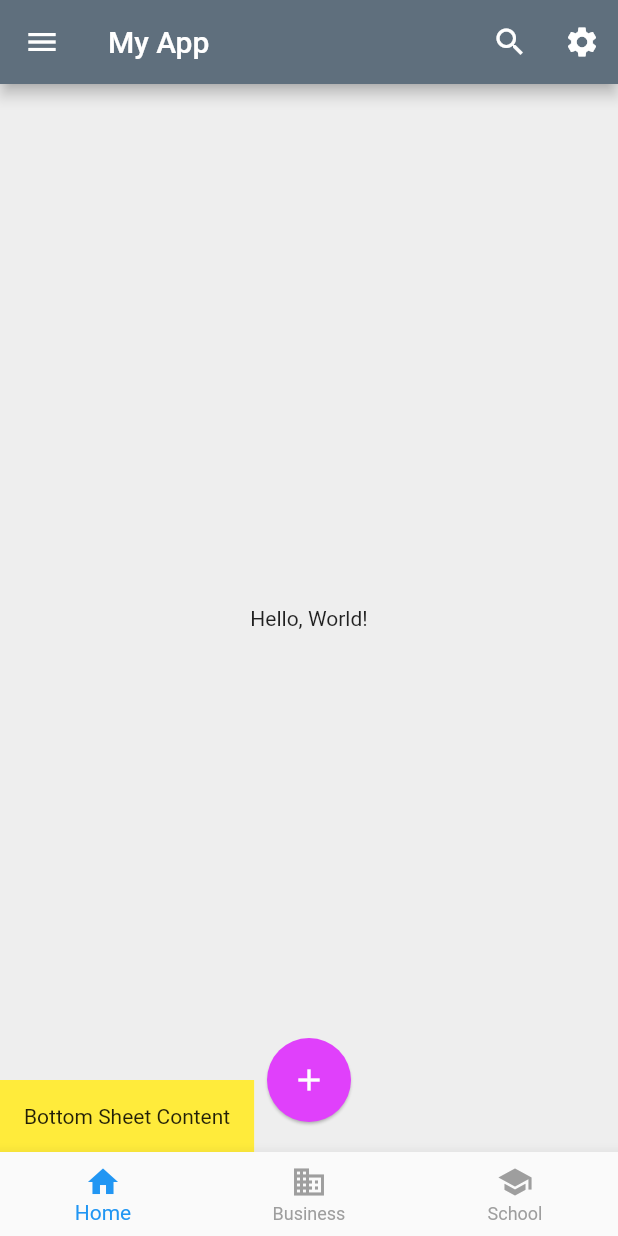
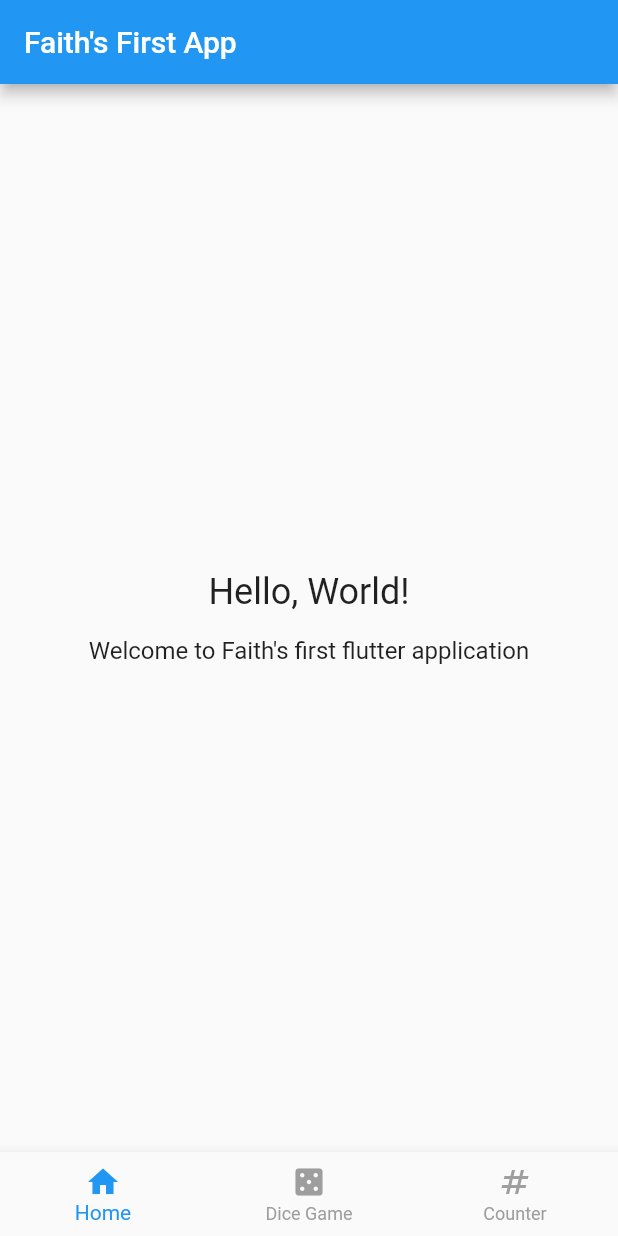
Before and after one commit to faithyeenxin/first-flutter-app, a Flutter app: the screen it shows after launch, on a phone screen of 412 x 824 dp. Run offline on Flutter 3.47's test engine with Material 2 defaults, Android fonts, the phone set to English and light mode, and no system bars.

Commit message:
feat(screens): added screens

```diff
--- a/lib/main.dart
+++ b/lib/main.dart
@@ -1,12 +1,14 @@
+import 'package:first_flutter_app/screens/counter_screen.dart';
+import 'package:first_flutter_app/screens/home_screen.dart';
 import 'package:flutter/material.dart';
-import 'package:first_flutter_app/components/custom_floating_icon_button.dart';
 
 void main() {
   runApp(const MyApp());
 }
 
 class MyApp extends StatelessWidget {
-  const MyApp({super.key});
+  const MyApp({Key? key}) : super(key: key);
+
   @override
   Widget build(BuildContext context) {
     return const MaterialApp(
@@ -15,79 +17,45 @@ class MyApp extends StatelessWidget {
   }
 }
 
-class MyHomePage extends StatelessWidget {
-  const MyHomePage({super.key});
+class MyHomePage extends StatefulWidget {
+  const MyHomePage({Key? key}) : super(key: key);
+
+  @override
+  _MyHomePageState createState() => _MyHomePageState();
+}
+
+class _MyHomePageState extends State<MyHomePage> {
+  int _currentIndex = 0; // Current index for the BottomNavigationBar
+
   @override
   Widget build(BuildContext context) {
     return Scaffold(
-      appBar: AppBar(
-        title: const Text('My App'),
-        backgroundColor:
-            const Color.fromARGB(255, 95, 111, 125), // Custom app bar color
-        elevation: 4.0, // Elevation of the app bar
-        actions: [
-          IconButton(
-            icon: const Icon(Icons.search),
-            onPressed: () {
-              // Action to perform when search icon is pressed
-            },
-          ),
-          IconButton(
-            icon: const Icon(Icons.settings),
-            onPressed: () {
-              // Action to perform when settings icon is pressed
-            },
-          ),
-        ],
-      ),
-      body: const Center(
-        child: Text('Hello, World!'),
-      ),
-      floatingActionButton: CustomFloatingIconButton(
-        customIcon: const Icon(Icons.add),
-        backgroundColor: Colors.purpleAccent,
-        splashColor: Colors.purple,
-        onPressed: () {
-          print('clicked');
-        },
-      ),
-      // floatingActionButton: FloatingActionButton(
+      // appBar: AppBar(
+      //   title: const Text('My First App'),
+      //   backgroundColor: const Color.fromARGB(255, 95, 111, 125),
+      //   elevation: 4.0,
+      //   actions: [
+      //     IconButton(
+      //       icon: const Icon(Icons.search),
+      //       onPressed: () {},
+      //     ),
+      //     IconButton(
+      //       icon: const Icon(Icons.settings),
+      //       onPressed: () {},
+      //     ),
+      //   ],
+      // ),
+      body:
+          _buildBody(), // Use a method to determine the body based on the current index
+      // floatingActionButton: CustomFloatingIconButton(
+      //   customIcon: const Icon(Icons.add),
+      //   backgroundColor: Colors.purpleAccent,
+      //   splashColor: Colors.purple,
       //   onPressed: () {
-      //     print('"+" clicked!');
-      //     // Action to perform when the FAB is pressed
+      //     print('clicked');
       //   },
-      //   backgroundColor: Colors.green, // Custom FAB color
-      //   tooltip: 'Add Item', // Tooltip for the FAB
-      //   elevation: 8.0, // Elevation of the FAB
-      //   splashColor: Colors.blue,
-      //   child: const Icon(Icons.add), // Ripple color when FAB is pressed
       // ),
-      floatingActionButtonLocation: FloatingActionButtonLocation.centerFloat,
-      drawer: Drawer(
-        child: ListView(
-          padding: EdgeInsets.zero,
-          children: [
-            const DrawerHeader(
-              decoration: BoxDecoration(
-                color: Colors.blue,
-              ),
-              child: Text('Drawer Header'),
-            ),
-            ListTile(
-              title: const Text('Item 1'),
-              onTap: () {
-                // Action to perform when Drawer item is tapped
-              },
-            ),
-            ListTile(
-              title: const Text('Item 2'),
-              onTap: () {
-                // Action to perform when Drawer item is tapped
-              },
-            ),
-          ],
-        ),
-      ),
+      // floatingActionButtonLocation: FloatingActionButtonLocation.endFloat,
       bottomNavigationBar: BottomNavigationBar(
         items: const [
           BottomNavigationBarItem(
@@ -95,27 +63,145 @@ class MyHomePage extends StatelessWidget {
             label: 'Home',
           ),
           BottomNavigationBarItem(
-            icon: Icon(Icons.business),
-            label: 'Business',
+            icon: Icon(Icons.casino),
+            label: 'Dice Game',
           ),
           BottomNavigationBarItem(
-            icon: Icon(Icons.school),
-            label: 'School',
+            icon: Icon(Icons.numbers),
+            label: 'Counter',
           ),
         ],
-        selectedItemColor: Colors.blue, // Color of the selected item
-        unselectedItemColor: Colors.grey, // Color of unselected items
-        currentIndex: 0, // Index of the currently selected item
+        selectedItemColor: Colors.blue,
+        unselectedItemColor: Colors.grey,
+        currentIndex: _currentIndex,
         onTap: (index) {
-          // Action to perform when a BottomNavigationBarItem is tapped
+          setState(() {
+            _currentIndex = index; // Update the current index
+          });
         },
       ),
-      backgroundColor: Colors.grey[200], // Background color of the Scaffold
-      bottomSheet: Container(
-        color: Colors.yellow,
-        padding: const EdgeInsets.all(16.0),
-        child: const Text('Bottom Sheet Content'),
-      ),
+      backgroundColor: Colors.grey[200],
     );
   }
+
+  Widget _buildBody() {
+    // Return different screens based on the current index
+    switch (_currentIndex) {
+      case 0:
+        return const Center(child: HomeScreen());
+      case 1:
+        // Return your Dice Game screen
+        return const Center(
+          child: Text('Dice Game Screen'),
+        );
+      case 2:
+        // Return your Add Up screen
+        return const Center(
+          child: CounterScreen(),
+        );
+      default:
+        return Container(); // Handle any additional cases if needed
+    }
+  }
 }
+
+
+// import 'package:flutter/material.dart';
+// import 'package:first_flutter_app/components/custom_floating_icon_button.dart';
+
+// void main() {
+//   runApp(const MyApp());
+// }
+
+// class MyApp extends StatelessWidget {
+//   const MyApp({super.key});
+//   @override
+//   Widget build(BuildContext context) {
+//     return const MaterialApp(
+//       home: MyHomePage(),
+//     );
+//   }
+// }
+
+// class MyHomePage extends StatelessWidget {
+//   const MyHomePage({super.key});
+//   @override
+//   Widget build(BuildContext context) {
+//     return Scaffold(
+//       appBar: AppBar(
+//         title: const Text('My First App'),
+//         backgroundColor:
+//             const Color.fromARGB(255, 95, 111, 125), // Custom app bar color
+//         elevation: 4.0, // Elevation of the app bar
+//         actions: [
+//           IconButton(
+//             icon: const Icon(Icons.search),
+//             onPressed: () {
+//               // Action to perform when search icon is pressed
+//             },
+//           ),
+//           IconButton(
+//             icon: const Icon(Icons.settings),
+//             onPressed: () {
+//               // Action to perform when settings icon is pressed
+//             },
+//           ),
+//         ],
+//       ),
+//       body: const Center(
+//           child: Column(
+//         mainAxisAlignment: MainAxisAlignment.center,
+//         children: [
+//           Text(
+//             'Hello, World!',
+//             style: TextStyle(fontSize: 24),
+//           ),
+//           SizedBox(height: 16), // Add some space between paragraphs
+//           Text(
+//             'Welcome to Faith\'s first flutter application',
+//             style: TextStyle(fontSize: 16),
+//           ),
+//         ],
+//       )),
+
+//       floatingActionButton: CustomFloatingIconButton(
+//         customIcon: const Icon(Icons.add),
+//         backgroundColor: Colors.purpleAccent,
+//         splashColor: Colors.purple,
+//         onPressed: () {
+//           print('clicked');
+//         },
+//       ),
+//       floatingActionButtonLocation: FloatingActionButtonLocation.endFloat,
+//       bottomNavigationBar: BottomNavigationBar(
+//         items: const [
+//           BottomNavigationBarItem(
+//             icon: Icon(Icons.home),
+//             label: 'Home',
+//           ),
+//           BottomNavigationBarItem(
+//             icon: Icon(Icons.games_rounded),
+//             label: 'Dice Game',
+//           ),
+//           BottomNavigationBarItem(
+//             icon: Icon(Icons.numbers),
+//             label: 'Add Up',
+//           ),
+//         ],
+//         selectedItemColor: Colors.blue, // Color of the selected item
+//         unselectedItemColor: Colors.grey, // Color of unselected items
+//         currentIndex: 0, // Index of the currently selected item
+//         onTap: (index) {
+//           // Action to perform when a BottomNavigationBarItem is tapped
+//         },
+//       ),
+//       backgroundColor: Colors.grey[200], // Background color of the Scaffold
+//       // bottomSheet: Container(
+//       //   width: double.infinity,
+//       //   color: Colors.yellow,
+//       //   padding: const EdgeInsets.all(16.0),
+//       //   child: const Text('Bottom Sheet Content'),
+//       // ),
+//     );
+//   }
+// }
--- /dev/null
+++ b/lib/screens/home_screen.dart
@@ -0,0 +1,30 @@
+import 'package:flutter/material.dart';
+
+class HomeScreen extends StatelessWidget {
+  const HomeScreen({super.key});
+
+  @override
+  Widget build(BuildContext context) {
+    return Scaffold(
+      appBar: AppBar(
+        title: const Text('Faith\'s First App'),
+      ),
+      body: const Center(
+        child: Column(
+          mainAxisAlignment: MainAxisAlignment.center,
+          children: [
+            Text(
+              'Hello, World!',
+              style: TextStyle(fontSize: 24),
+            ),
+            SizedBox(height: 16),
+            Text(
+              'Welcome to Faith\'s first flutter application',
+              style: TextStyle(fontSize: 16),
+            ),
+          ],
+        ),
+      ),
+    );
+  }
+}
```
Also changed, not shown: lib/screens/counter_screen.dart (added, +66 -0 lines).
